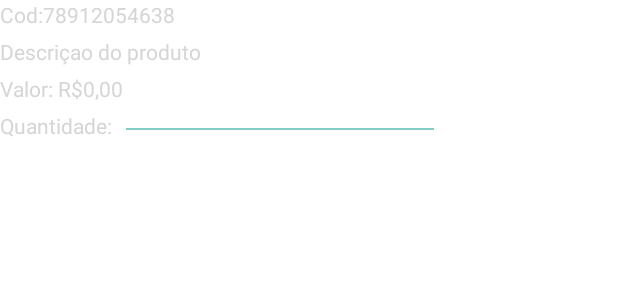
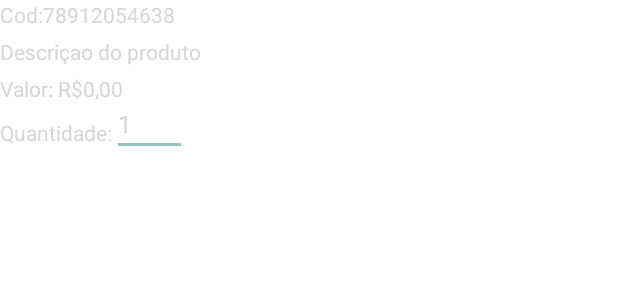
Before and after one commit to diogoflorencio/P2, an Android app: the layout dialog_ler_produto.xml on its own in the app's theme, with its tools: preview values and no code run, on a phone screen of 412 x 824 dp. Shown: the top 300 px of the screen. Run offline under Robolectric (Android 15) with nearby library versions, the phone set to English and light mode, and no system bars.

Commit message:
Corrigindo bug de falta de release da camera e erro na entrada da quantidade do produto

```diff
--- a/app/src/main/java/com/example/diogo/discoverytrip/Fragments/Carrinho.java
+++ b/app/src/main/java/com/example/diogo/discoverytrip/Fragments/Carrinho.java
@@ -75,6 +75,10 @@ public class Carrinho extends Fragment implements View.OnClickListener {
 
     @Override
     public void onActivityResult(int requestCode, int resultCode, Intent data) {
+        if(resultCode != 465){
+            return;
+        }
+
         ItemCompra item = (ItemCompra) data.getExtras().get("Item");
         total += item.getQuantidade()*item.getProduto().getValorUn();
 
--- a/app/src/main/java/com/example/diogo/discoverytrip/Util/Camera_Views/CameraSourcePreview.java
+++ b/app/src/main/java/com/example/diogo/discoverytrip/Util/Camera_Views/CameraSourcePreview.java
@@ -65,9 +65,7 @@ public class CameraSourcePreview extends ViewGroup {
 
     public void release() {
         if (mCameraSource != null) {
-            Log.d("Logger camera","Before release");
             mCameraSource.release();
-            Log.d("Logger camera","After release");
             mCameraSource = null;
         }
     }
--- a/app/src/main/res/layout/dialog_ler_produto.xml
+++ b/app/src/main/res/layout/dialog_ler_produto.xml
@@ -49,7 +49,7 @@
             android:layout_alignParentLeft="true"
             android:layout_alignParentStart="true"
             android:layout_below="@+id/dialog_ler_produto_descricao"
-            android:layout_marginTop="5dp"
+            android:layout_marginTop="10dp"
             android:text="Quantidade:"
             android:textColor="@color/cast_expanded_controller_background_color" />
 
@@ -75,16 +75,18 @@
             android:textColor="@color/cast_expanded_controller_background_color" />
 
         <EditText
-            android:id="@+id/dialog_ler_produto_quantidade"
-            android:layout_width="wrap_content"
-            android:layout_height="wrap_content"
+            android:id="@+id/dialog_ler_produto_qtd"
+            android:layout_width="50dp"
+            android:layout_height="37dp"
+            android:layout_alignBaseline="@+id/textView12"
             android:layout_alignBottom="@+id/textView12"
-            android:layout_below="@+id/dialog_ler_produto_preco"
-            android:layout_marginLeft="5dp"
-            android:layout_marginTop="5dp"
+            android:layout_toEndOf="@+id/textView12"
             android:layout_toRightOf="@+id/textView12"
             android:ems="10"
-            android:inputType="number" />
+            android:inputType="number"
+            android:text="1"
+            android:textColor="@color/cast_expanded_controller_background_color"
+            android:textSize="16sp" />
 
     </RelativeLayout>
 </LinearLayout>
```
Also changed, not shown: app/src/main/java/com/example/diogo/discoverytrip/Activities/LeitorCodigoBarrasActivity.java (+29 -21 lines).
